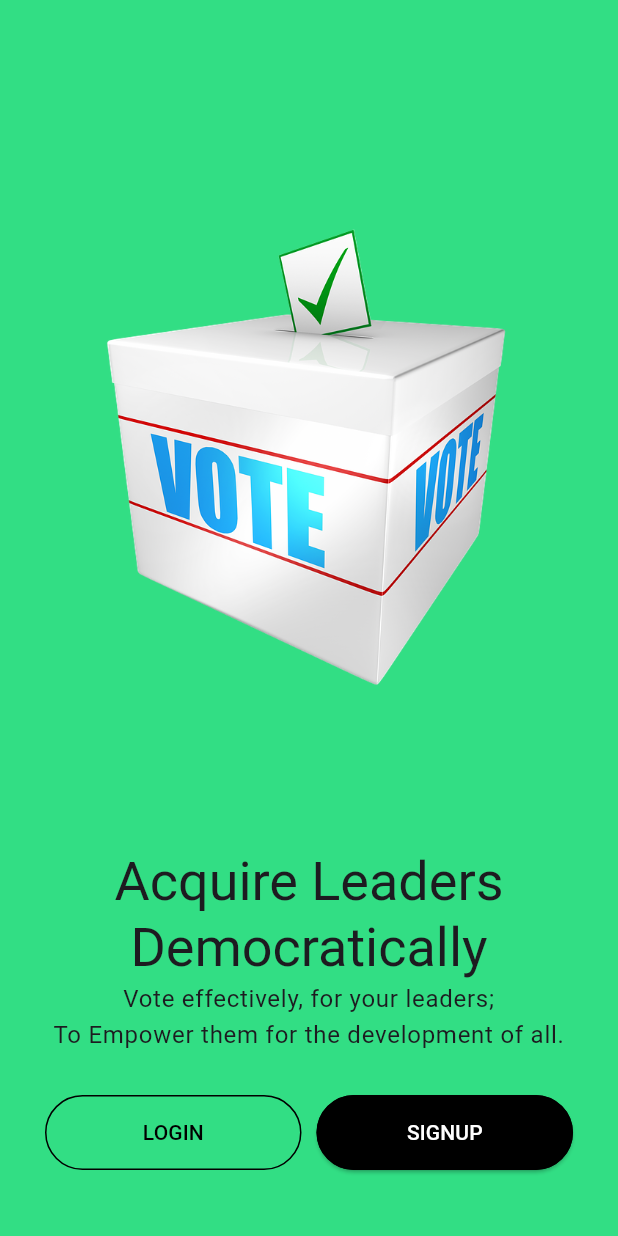
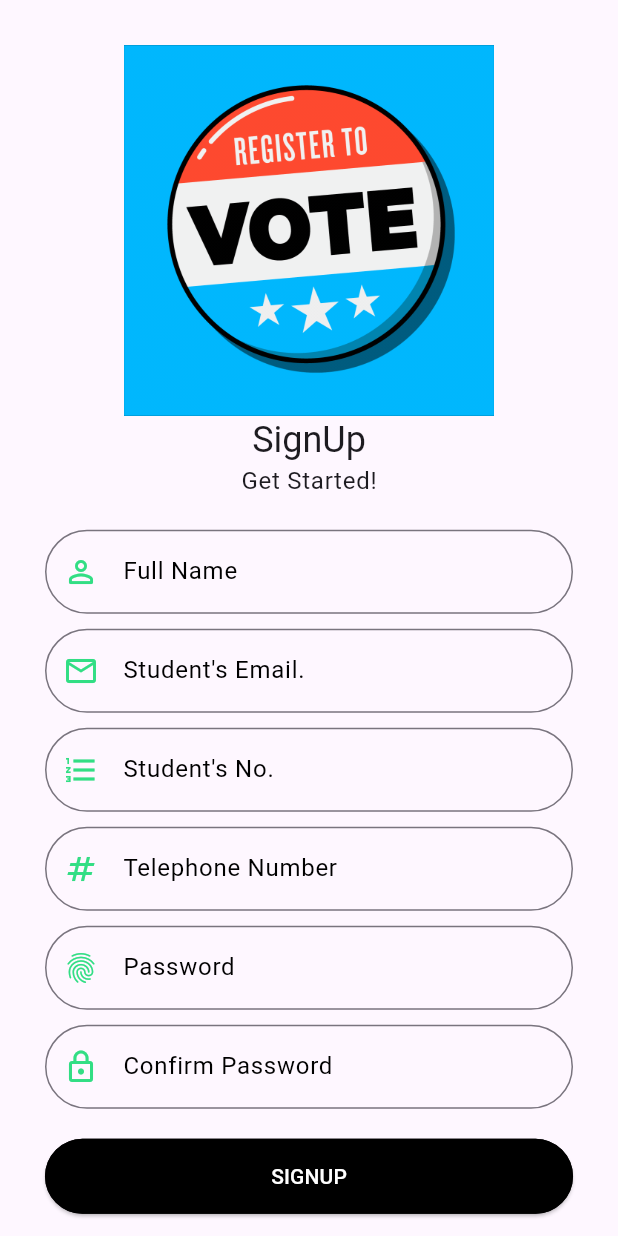
Before and after one commit to Anyongyeire/Final-year-project, a Flutter app: the WelcomeScreen screen opened by its route, after a tap on "SIGNUP", on a phone screen of 412 x 824 dp. Run offline on Flutter 3.47's test engine with Material 3 defaults, Android fonts, the phone set to English and light mode, and no system bars; our stand-ins replace flash, flutter_riverpod, get, go_router, google_fonts, liquid_swipe and 1 more; missing offline and left inert: flextras.

Commit message:
SignUp Page Design

```diff
--- a/lib/src/features/authentication/screens/login/login_header_widget.dart
+++ b/lib/src/common_widgets/form/form_header_widget.dart
@@ -1,33 +1,33 @@
 import 'package:flutter/material.dart';
 
-import '../../../../constants/exporter.dart';
-import '../../../../constants/image_strings.dart';
-
-class LoginHeaderWidget extends StatelessWidget {
-  const LoginHeaderWidget({
+class FormHeaderWidget extends StatelessWidget {
+  const FormHeaderWidget({
+    required this.image,
+    required this.title,
+    required this.subTitle,
     super.key,
-    required this.size,
   });
 
-  final Size size;
+  final String image, title, subTitle;
 
   @override
   Widget build(BuildContext context) {
+    final size = MediaQuery.of(context).size;
     return Column(
       crossAxisAlignment: CrossAxisAlignment.center,
       children: [
         Image(
-          image: const AssetImage(
-            tWelcomeScreenImage1,
+          image: AssetImage(
+            image,
           ),
           height: size.height * 0.3,
         ),
         Text(
-          tLogninTitle,
+          title,
           style: Theme.of(context).textTheme.headline5,
         ),
         Text(
-          tLoginSubtitle,
+          subTitle,
           style: Theme.of(context).textTheme.bodyText1,
         ),
       ],
--- a/lib/src/constants/text_strings.dart
+++ b/lib/src/constants/text_strings.dart
@@ -31,8 +31,19 @@ const String tWelcomeSubTitle =
 const String tLogninTitle = "Welcome Back!";
 const String tLoginSubtitle = "Vote anywhere, anytime and quicker...";
 const String tRememberMe = "Remember Me?";
-const String tAlreadyHaveAnAccount = "Already have an Account?";
+const String tDontHaveAnAccount = 'Don\'t have an Account?';
 const String tEmail = "E-mail";
-const String tStudentsEmail = "Student\'s email";
+const String tStudentsEmail = "Student's email";
 const String tPassword = "Password";
 const String tForgotPassword = "Forgot Password?";
+
+//* -- SigUp Screen
+
+const String tSignUpTitle = "Get Started!";
+const String tAlreadyHaveAnAccount = "Already have an Account?";
+const String tFullName = "Full Name";
+const String tStdEmail = "Student's Email.";
+const String tStdNo = "Student's No.";
+const String tPhoneNo = "Telephone Number";
+const String tConfirmPassword = "Confirm Password";
+// const String tFullName = "Full Name";
--- a/lib/src/features/authentication/screens/login/login_form_widget.dart
+++ b/lib/src/features/authentication/screens/login/login_form_widget.dart
@@ -1,7 +1,4 @@
 import 'package:flutter/material.dart';
-import 'package:flutter/services.dart';
-import 'package:login_app/src/features/authentication/text_fields/email_field.dart';
-
 import '../../../../constants/colors.dart';
 import '../../../../constants/exporter.dart';
 import '../../../../constants/sizes.dart';
@@ -69,7 +66,12 @@ class LoginForm extends StatelessWidget {
               alignment: Alignment.centerRight,
               child: TextButton(
                 onPressed: () {},
-                child: const Text(tForgotPassword),
+                child: const Text(
+                  tForgotPassword,
+                  style: TextStyle(
+                    color: tPrimaryColor,
+                  ),
+                ),
               ),
             ),
             SizedBox(
--- a/lib/src/features/authentication/screens/login/login_screen.dart
+++ b/lib/src/features/authentication/screens/login/login_screen.dart
@@ -1,8 +1,13 @@
 import 'package:flutter/material.dart';
+import 'package:get/get.dart';
+import 'package:login_app/src/constants/colors.dart';
 
+import '../../../../constants/image_strings.dart';
 import '../../../../constants/sizes.dart';
+import '../signup/signup_screen.dart';
 import 'login_form_widget.dart';
-import 'login_header_widget.dart';
+import '../../../../common_widgets/form/form_header_widget.dart';
+import '../../../../constants/text_strings.dart';
 
 class LoginScreen extends StatelessWidget {
   const LoginScreen({super.key});
@@ -15,13 +20,37 @@ class LoginScreen extends StatelessWidget {
       child: Scaffold(
         body: SingleChildScrollView(
           child: Container(
-            padding: EdgeInsets.all(tDefaultSize + 10),
+            padding: const EdgeInsets.all(tDefaultSize + 10),
             child: Column(
               crossAxisAlignment: CrossAxisAlignment.start,
               children: [
-                LoginHeaderWidget(size: size),
+                const FormHeaderWidget(
+                  image: tWelcomeScreenImage1,
+                  title: tLogninTitle,
+                  subTitle: tLoginSubtitle,
+                ),
                 // --form
                 const LoginForm(),
+                const SizedBox(
+                  height: tFormHeight - 20,
+                ),
+                TextButton(
+                  onPressed: () => Get.to(
+                    () => const SignUpScreen(),
+                  ),
+                  child: Text.rich(TextSpan(
+                    text: tDontHaveAnAccount,
+                    style: Theme.of(context).textTheme.bodyText1,
+                    children: const [
+                      TextSpan(
+                        text: tSignUp,
+                        style: TextStyle(
+                          color: tPrimaryColor,
+                        ),
+                      ),
+                    ],
+                  )),
+                ),
               ],
             ),
           ),
--- /dev/null
+++ b/lib/src/features/authentication/screens/signup/signup_screen.dart
@@ -0,0 +1,62 @@
+import 'package:flutter/material.dart';
+import 'package:get/get.dart';
+import 'package:login_app/src/common_widgets/form/form_header_widget.dart';
+import 'package:login_app/src/constants/colors.dart';
+import 'package:login_app/src/constants/exporter.dart';
+import 'package:login_app/src/constants/image_strings.dart';
+import 'package:login_app/src/constants/sizes.dart';
+import 'package:login_app/src/features/authentication/screens/login/login_screen.dart';
+import 'package:login_app/src/features/authentication/screens/signup/wigets/sign_up_form_widget.dart';
+
+class SignUpScreen extends StatelessWidget {
+  const SignUpScreen({super.key});
+
+  @override
+  Widget build(BuildContext context) {
+    return SafeArea(
+      child: Scaffold(
+        body: SingleChildScrollView(
+          child: Container(
+            padding: const EdgeInsets.all(tDefaultSize),
+            child: Column(
+              crossAxisAlignment: CrossAxisAlignment.start,
+              children: [
+                const Center(
+                  child: FormHeaderWidget(
+                    image: tWelcomeScreenImage,
+                    title: tSignUp,
+                    subTitle: tSignUpTitle,
+                  ),
+                ),
+                const SignUpFormWidget(),
+                Center(
+                  child: TextButton(
+                    onPressed: () => Get.to(
+                      () => const LoginScreen(),
+                    ),
+                    child: Text.rich(
+                      TextSpan(
+                        children: [
+                          TextSpan(
+                            text: tAlreadyHaveAnAccount,
+                            style: Theme.of(context).textTheme.bodyText1,
+                          ),
+                          const TextSpan(
+                            text: tLogIn,
+                            style: TextStyle(
+                              color: tPrimaryColor,
+                            ),
+                          ),
+                        ],
+                      ),
+                    ),
+                  ),
+                ),
+              ],
+            ),
+          ),
+        ),
+      ),
+    );
+  }
+}
--- /dev/null
+++ b/lib/src/features/authentication/screens/signup/wigets/sign_up_form_widget.dart
@@ -0,0 +1,106 @@
+import 'package:flutter/material.dart';
+
+import '../../../../../constants/colors.dart';
+import '../../../../../constants/exporter.dart';
+import '../../../../../constants/sizes.dart';
+
+class SignUpFormWidget extends StatelessWidget {
+  const SignUpFormWidget({
+    super.key,
+  });
+
+  @override
+  Widget build(BuildContext context) {
+    return Container(
+      padding: const EdgeInsets.symmetric(vertical: tFormHeight - 10),
+      child: Form(
+        child: Column(
+          crossAxisAlignment: CrossAxisAlignment.start,
+          children: [
+            TextFormField(
+              decoration: const InputDecoration(
+                label: Text(tFullName),
+                prefixIcon: Icon(
+                  Icons.person_outline_rounded,
+                  color: tPrimaryColor,
+                ),
+              ),
+            ),
+            const SizedBox(
+              height: tFormHeight - 20,
+            ),
+            TextFormField(
+              decoration: const InputDecoration(
+                label: Text(tStdEmail),
+                prefixIcon: Icon(
+                  Icons.email_outlined,
+                  color: tPrimaryColor,
+                ),
+              ),
+            ),
+            const SizedBox(
+              height: tFormHeight - 20,
+            ),
+            TextFormField(
+              decoration: const InputDecoration(
+                label: Text(tStdNo),
+                prefixIcon: Icon(
+                  Icons.format_list_numbered,
+                  color: tPrimaryColor,
+                ),
+              ),
+            ),
+            const SizedBox(
+              height: tFormHeight - 20,
+            ),
+            TextFormField(
+              decoration: const InputDecoration(
+                label: Text(tPhoneNo),
+                prefixIcon: Icon(
+                  Icons.numbers,
+                  color: tPrimaryColor,
+                ),
+              ),
+            ),
+            const SizedBox(
+              height: tFormHeight - 20,
+            ),
+            TextFormField(
+              decoration: const InputDecoration(
+                label: Text(tPassword),
+                prefixIcon: Icon(
+                  Icons.fingerprint_sharp,
+                  color: tPrimaryColor,
+                ),
+              ),
+            ),
+            const SizedBox(
+              height: tFormHeight - 20,
+            ),
+            TextFormField(
+              decoration: const InputDecoration(
+                label: Text(tConfirmPassword),
+                prefixIcon: Icon(
+                  Icons.lock_outline,
+                  color: tPrimaryColor,
+                ),
+              ),
+            ),
+            const SizedBox(
+              height: tFormHeight - 10,
+            ),
+            SizedBox(
+              width: double.infinity,
+              child: ElevatedButton(
+                onPressed: () {},
+                child: Text(
+                  tSignUp.toUpperCase(),
+                ),
+              ),
+            ),
+          ],
+        ),
+      ),
+    );
+  }
+}
--- a/lib/src/features/authentication/screens/welcome/welcome_screen.dart
+++ b/lib/src/features/authentication/screens/welcome/welcome_screen.dart
@@ -4,6 +4,7 @@ import 'package:login_app/src/constants/colors.dart';
 import 'package:login_app/src/constants/image_strings.dart';
 import 'package:login_app/src/constants/sizes.dart';
 import 'package:login_app/src/features/authentication/screens/login/login_screen.dart';
+import 'package:login_app/src/features/authentication/screens/signup/signup_screen.dart';
 import '../../../../common_widgets/fade_in_animation/animation_design.dart';
 import '../../../../common_widgets/fade_in_animation/fade_in_animation_controller.dart';
 import '../../../../common_widgets/fade_in_animation/fade_in_animation_model.dart';
@@ -77,8 +78,12 @@ class WelcomeScreen extends StatelessWidget {
                       ),
                       Expanded(
                         child: ElevatedButton(
-                          onPressed: () {},
-                          child: Text(tSignUp.toUpperCase()),
+                          onPressed: () => Get.to(
+                            const SignUpScreen(),
+                          ),
+                          child: Text(
+                            tSignUp.toUpperCase(),
+                          ),
                         ),
                       ),
                     ],
--- a/lib/src/utils/theme/theme.dart
+++ b/lib/src/utils/theme/theme.dart
@@ -1,7 +1,8 @@
 import 'package:flutter/material.dart';
-import 'package:login_app/src/utils/theme/widget_theme/elevated_button_theme.dart';
-import 'package:login_app/src/utils/theme/widget_theme/outlined_button_theme.dart';
-import 'package:login_app/src/utils/theme/widget_theme/text_theme.dart';
+import 'package:login_app/src/utils/theme/widget_themes/elevated_button_theme.dart';
+import 'package:login_app/src/utils/theme/widget_themes/outlined_button_theme.dart';
+import 'package:login_app/src/utils/theme/widget_themes/text_field_theme.dart';
+import 'package:login_app/src/utils/theme/widget_themes/text_theme.dart';
 
 class TAppTheme {
   TAppTheme._();
@@ -11,11 +12,13 @@ class TAppTheme {
     textTheme: TTextTheme.lightTextTheme,
     outlinedButtonTheme: TOutlinedButtonTheme.lightOutlinededButtonTheme,
     elevatedButtonTheme: TElevatedButtonTheme.lightElevatedButtonTheme,
+    inputDecorationTheme: TTextFormField.lightInputDecorationTheme,
   );
   static ThemeData darkTheme = ThemeData(
     brightness: Brightness.dark,
     textTheme: TTextTheme.darkTextTheme,
     outlinedButtonTheme: TOutlinedButtonTheme.darkOutlinedButtonTheme,
     elevatedButtonTheme: TElevatedButtonTheme.darkElevatedButtonTheme,
+    inputDecorationTheme: TTextFormField.darkInputDecorationTheme,
   );
 }
--- a/lib/src/utils/theme/widget_theme/outlined_button_theme.dart
+++ b/lib/src/utils/theme/widget_themes/outlined_button_theme.dart
@@ -10,10 +10,10 @@ class TOutlinedButtonTheme {
   static final lightOutlinededButtonTheme = OutlinedButtonThemeData(
     style: OutlinedButton.styleFrom(
       foregroundColor: tSecondaryColor,
-      side: BorderSide(
+      side: const BorderSide(
         color: tSecondaryColor,
       ),
-      padding: EdgeInsets.symmetric(
+      padding: const EdgeInsets.symmetric(
         vertical: tButtonHeight,
       ),
     ),
--- /dev/null
+++ b/lib/src/utils/theme/widget_themes/text_field_theme.dart
@@ -0,0 +1,33 @@
+import 'package:flutter/material.dart';
+
+import '../../../constants/colors.dart';
+
+class TTextFormField {
+  TTextFormField._();
+
+  static InputDecorationTheme lightInputDecorationTheme = InputDecorationTheme(
+    border: OutlineInputBorder(
+      borderRadius: BorderRadius.circular(30.0),
+    ),
+    labelStyle: const TextStyle(color: tSecondaryColor),
+    focusedBorder: const OutlineInputBorder(
+      borderSide: BorderSide(
+        width: 2.0,
+        color: tSecondaryColor,
+      ),
+    ),
+  );
+
+  static InputDecorationTheme darkInputDecorationTheme = InputDecorationTheme(
+    border: OutlineInputBorder(
+      borderRadius: BorderRadius.circular(30.0),
+    ),
+    labelStyle: const TextStyle(color: tPrimaryColor),
+    focusedBorder: const OutlineInputBorder(
+      borderSide: BorderSide(
+        width: 2.0,
+        color: tPrimaryColor,
+      ),
+    ),
+  );
+}
```
Also changed, not shown: lib/src/utils/theme/widget_themes/elevated_button_theme.dart (renamed from lib/src/utils/theme/widget_theme/elevated_button_theme.dart), lib/src/utils/theme/widget_themes/text_theme.dart (renamed from lib/src/utils/theme/widget_theme/text_theme.dart).
